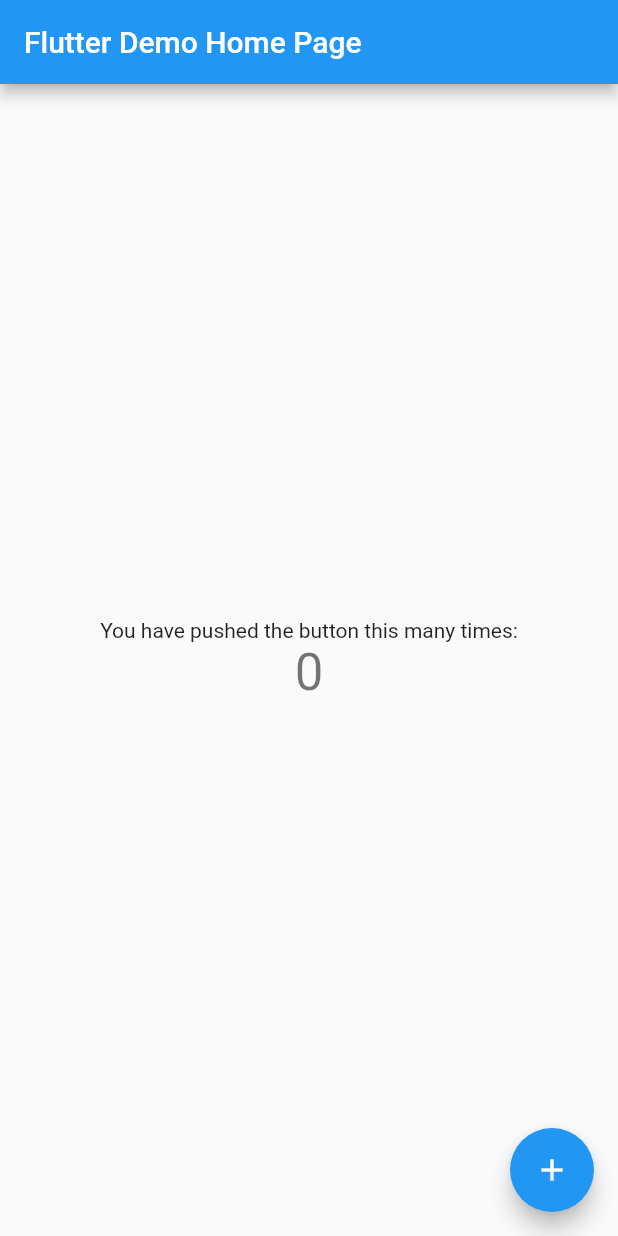
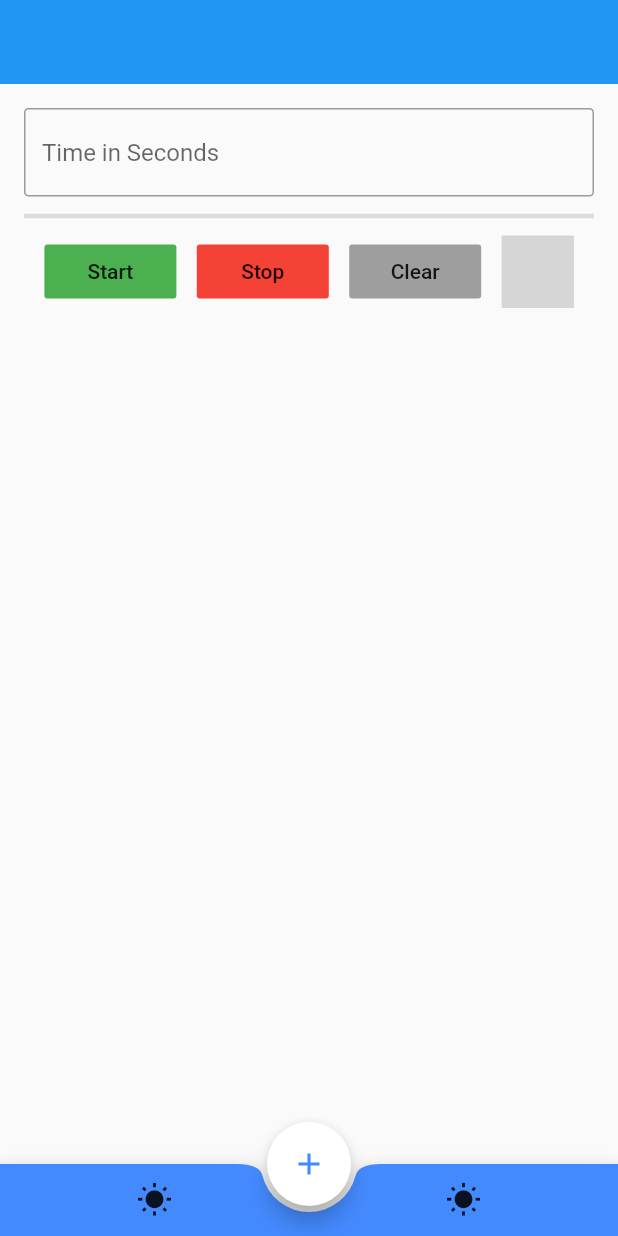
Before and after one commit to jemsbhai/sterilazer, a Flutter app: the screen it shows after launch, on a phone screen of 412 x 824 dp. Run offline on Flutter 3.47's test engine with Material 2 defaults, Android fonts, the phone set to English and light mode, and no system bars; statements that could not run were skipped; grey boxes are pictures that could not be loaded.

Commit message:
added timers

```diff
--- /dev/null
+++ b/lib/classes/countdown.dart
@@ -0,0 +1,28 @@
+import 'package:flutter/cupertino.dart';
+import 'package:flutter/material.dart';
+
+class Countdown extends AnimatedWidget {
+  Countdown({Key key, this.animation}) : super(key: key, listenable: animation);
+  Animation<int> animation;
+
+  @override
+  build(BuildContext context) {
+    Duration clockTimer = Duration(seconds: animation.value);
+
+    String timerText =
+        '${clockTimer.inMinutes.remainder(60).toString()}:${clockTimer.inSeconds.remainder(60).toString().padLeft(2, '0')}';
+
+//    print('animation.value  ${animation.value} ');
+//    print('inMinutes ${clockTimer.inMinutes.toString()}');
+//    print('inSeconds ${clockTimer.inSeconds.toString()}');
+//    print('inSeconds.remainder ${clockTimer.inSeconds.remainder(60).toString()}');
+
+    return Text(
+      "$timerText",
+      style: TextStyle(
+        fontSize: 44,
+        color: Theme.of(context).primaryColor,
+      ),
+    );
+  }
+}
--- a/lib/main.dart
+++ b/lib/main.dart
@@ -1,4 +1,6 @@
 import 'package:flutter/material.dart';
+import 'package:flutter/cupertino.dart';
+import 'package:sterilazer/pages/home.dart';
 
 void main() {
   runApp(MyApp());
@@ -10,104 +12,11 @@ class MyApp extends StatelessWidget {
   Widget build(BuildContext context) {
     return MaterialApp(
       title: 'Flutter Demo',
+      debugShowCheckedModeBanner: false,
       theme: ThemeData(
-        // This is the theme of your application.
-        //
-        // Try running your application with "flutter run". You'll see the
-        // application has a blue toolbar. Then, without quitting the app, try
-        // changing the primarySwatch below to Colors.green and then invoke
-        // "hot reload" (press "r" in the console where you ran "flutter run",
-        // or simply save your changes to "hot reload" in a Flutter IDE).
-        // Notice that the counter didn't reset back to zero; the application
-        // is not restarted.
         primarySwatch: Colors.blue,
       ),
-      home: MyHomePage(title: 'Flutter Demo Home Page'),
+      home: Home(queueState: false,),
     );
   }
 }
-
-class MyHomePage extends StatefulWidget {
-  MyHomePage({Key key, this.title}) : super(key: key);
-
-  // This widget is the home page of your application. It is stateful, meaning
-  // that it has a State object (defined below) that contains fields that affect
-  // how it looks.
-
-  // This class is the configuration for the state. It holds the values (in this
-  // case the title) provided by the parent (in this case the App widget) and
-  // used by the build method of the State. Fields in a Widget subclass are
-  // always marked "final".
-
-  final String title;
-
-  @override
-  _MyHomePageState createState() => _MyHomePageState();
-}
-
-class _MyHomePageState extends State<MyHomePage> {
-  int _counter = 0;
-
-  void _incrementCounter() {
-    setState(() {
-      // This call to setState tells the Flutter framework that something has
-      // changed in this State, which causes it to rerun the build method below
-      // so that the display can reflect the updated values. If we changed
-      // _counter without calling setState(), then the build method would not be
-      // called again, and so nothing would appear to happen.
-      _counter++;
-    });
-  }
-
-  @override
-  Widget build(BuildContext context) {
-    // This method is rerun every time setState is called, for instance as done
-    // by the _incrementCounter method above.
-    //
-    // The Flutter framework has been optimized to make rerunning build methods
-    // fast, so that you can just rebuild anything that needs updating rather
-    // than having to individually change instances of widgets.
-    return Scaffold(
-      appBar: AppBar(
-        // Here we take the value from the MyHomePage object that was created by
-        // the App.build method, and use it to set our appbar title.
-        title: Text(widget.title),
-      ),
-      body: Center(
-        // Center is a layout widget. It takes a single child and positions it
-        // in the middle of the parent.
-        child: Column(
-          // Column is also a layout widget. It takes a list of children and
-          // arranges them vertically. By default, it sizes itself to fit its
-          // children horizontally, and tries to be as tall as its parent.
-          //
-          // Invoke "debug painting" (press "p" in the console, choose the
-          // "Toggle Debug Paint" action from the Flutter Inspector in Android
-          // Studio, or the "Toggle Debug Paint" command in Visual Studio Code)
-          // to see the wireframe for each widget.
-          //
-          // Column has various properties to control how it sizes itself and
-          // how it positions its children. Here we use mainAxisAlignment to
-          // center the children vertically; the main axis here is the vertical
-          // axis because Columns are vertical (the cross axis would be
-          // horizontal).
-          mainAxisAlignment: MainAxisAlignment.center,
-          children: <Widget>[
-            Text(
-              'You have pushed the button this many times:',
-            ),
-            Text(
-              '$_counter',
-              style: Theme.of(context).textTheme.headline4,
-            ),
-          ],
-        ),
-      ),
-      floatingActionButton: FloatingActionButton(
-        onPressed: _incrementCounter,
-        tooltip: 'Increment',
-        child: Icon(Icons.add),
-      ), // This trailing comma makes auto-formatting nicer for build methods.
-    );
-  }
-}
--- /dev/null
+++ b/lib/pages/command.dart
@@ -0,0 +1 @@
+import 'package:flutter/cupertino.dart';
--- /dev/null
+++ b/lib/pages/home.dart
@@ -0,0 +1,177 @@
+import 'package:flutter/material.dart';
+import 'package:flutter/cupertino.dart';
+import 'package:sterilazer/classes/countdown.dart';
+
+
+class Home extends StatefulWidget {
+  final bool queueState;
+
+  const Home({Key key, this.queueState}) : super(key: key);
+
+  @override
+  _HomeState createState() => _HomeState();
+}
+
+class _HomeState extends State<Home> with TickerProviderStateMixin{
+  String time;
+  AnimationController _controller;
+  bool on = false;
+  final TextEditingController _textEditingController = new TextEditingController();
+
+  @override
+  void initState() {
+    // TODO: implement initState
+    super.initState();
+
+  }
+
+  @override
+  void dispose() {
+    _controller.dispose();
+    super.dispose();
+  }
+
+  Widget checkOn(){
+      if (on){
+        return Container(
+          width: 300,
+          height: 300,
+          child: Align(alignment: Alignment.center,
+          child: Container(
+            height: 280,
+            width: 280,
+            decoration: BoxDecoration(
+              shape: BoxShape.circle,
+              color: Colors.white
+            ),
+            child: Align(
+              alignment: Alignment.center,
+              child: Column(
+                mainAxisAlignment: MainAxisAlignment.center,
+                children: <Widget>[
+                  Countdown(
+                    animation: StepTween(
+                      begin: int.parse(time), // THIS IS A USER ENTERED NUMBER
+                      end: 0,
+                    ).animate(_controller),
+                  ),
+                ],
+              ),
+            ),
+          ),),
+          decoration: BoxDecoration(
+            shape: BoxShape.circle,
+              color: Colors.blueAccent
+          ),
+        );
+  }
+      else{
+        return TextField(
+            controller: _textEditingController,
+            keyboardType: TextInputType.number,
+            onChanged: (value) => time = value,
+            decoration: InputDecoration(
+                border: OutlineInputBorder(
+                    borderRadius: BorderRadius.all(Radius.circular(3))
+                ),
+                hintText: 'Time in Seconds',
+                fillColor: Colors.deepPurpleAccent
+            )
+        );
+  }
+      }
+
+
+  @override
+  Widget build(BuildContext context) {
+    return Scaffold(
+      appBar: AppBar(
+        elevation: 0,
+      ),
+      body: SingleChildScrollView(
+        padding: EdgeInsets.all(16),
+        child: Column(
+          children: <Widget>[
+            checkOn(),
+            SizedBox(
+              height: 5,
+            ),
+            Divider(thickness: 3,),
+            SizedBox(
+              height: 5,
+            ),
+            Row(
+              mainAxisAlignment: MainAxisAlignment.spaceEvenly,
+              children: <Widget>[
+                FlatButton(
+                  child: Text('Start'),
+                  color: Colors.green,
+                  onPressed: (){
+                    setState(() {
+                      on = true;
+                      _controller = AnimationController(
+                          vsync: this,
+                          duration: Duration(
+                              seconds: int.parse(time)
+                          )// gameData.levelClock is a user entered number elsewhere in the applciation
+                      );
+                      _controller.forward();
+                    });
+                  },
+                ),
+                FlatButton(
+                  color: Colors.red,
+                  child: Text('Stop'),
+                  onPressed: (){
+                    setState(() {
+                      on = false;
+                    });
+                  },
+                ),
+                FlatButton(
+                  color: Colors.grey,
+                  child: Text('Clear'),
+                  onPressed: (){
+                  _textEditingController.clear();
+                  },
+                ),
+
+gi
+              ],
+            )
+
+
+          ],
+        ),
+      ),
+      floatingActionButtonLocation: FloatingActionButtonLocation.centerDocked,
+      floatingActionButton: FloatingActionButton(
+        backgroundColor: Colors.white,
+        child: Icon(Icons.add,color: Colors.blueAccent,),
+        onPressed: (){
+
+        },
+
+      ),
+      bottomNavigationBar: BottomAppBar(
+        color: Colors.blueAccent,
+        shape: CircularNotchedRectangle(),
+        child: Container(
+          child: Row(
+            mainAxisAlignment: MainAxisAlignment.spaceAround,
+            children: <Widget>[
+              IconButton(
+                icon: Icon(Icons.wb_sunny),
+                onPressed: (){},
+              ),
+              IconButton(
+                icon: Icon(Icons.wb_sunny),
+                onPressed: (){},
+              ),
+            ],
+          ),
+        )
+      ),
+    );
+  }
+}
```
